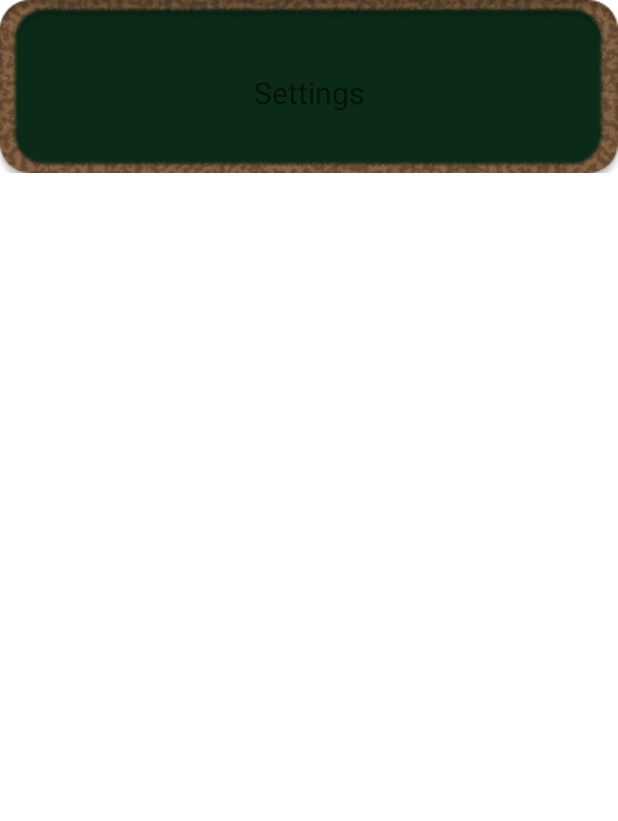
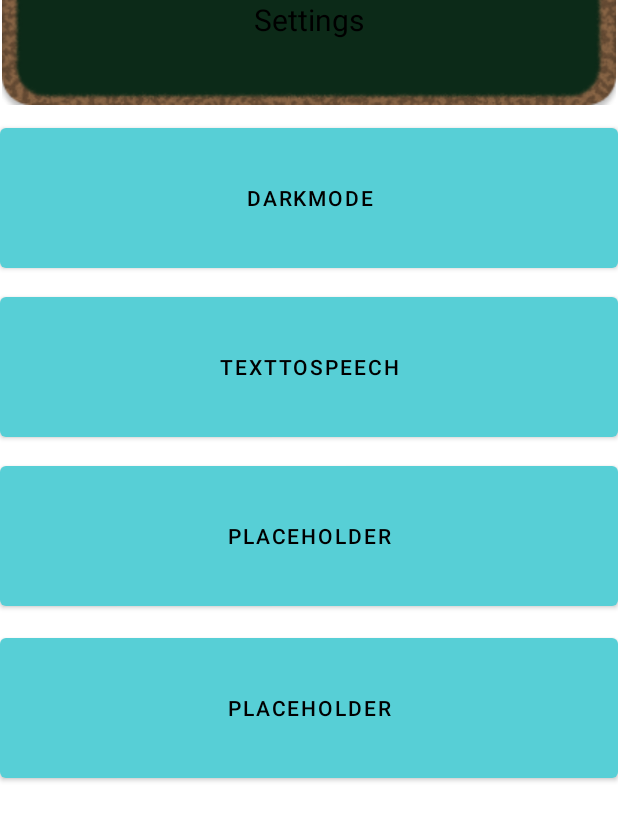
Before and after one commit to Cos229-239/2507_Team3, an Android app: the SettingsFragment screen opened through its navigation route, on a phone screen of 412 x 824 dp. Shown: the top 821 px of the screen. Run offline under Robolectric (Android 15) with nearby library versions, the phone set to English and light mode, and no system bars.

Commit message:
fixed conflicts

```diff
--- a/app/src/main/java/com/ila/ui/settings/SettingsFragment.java
+++ b/app/src/main/java/com/ila/ui/settings/SettingsFragment.java
@@ -1,12 +1,17 @@
 package com.ila.ui.settings;
 
+import android.content.Context;
+import android.content.res.Configuration;
 import android.os.Bundle;
 import android.view.LayoutInflater;
 import android.view.View;
 import android.view.ViewGroup;
+import android.widget.Button;
+import android.widget.Switch;
 import android.widget.TextView;
 
 import androidx.annotation.NonNull;
+import androidx.appcompat.app.AppCompatDelegate;
 import androidx.fragment.app.Fragment;
 import androidx.lifecycle.ViewModelProvider;
 
@@ -27,9 +32,43 @@ public class SettingsFragment extends Fragment {
 
         final TextView textView = binding.textSettings;
         SettingsViewModel.getText().observe(getViewLifecycleOwner(), textView::setText);
+        Button AndButton = binding.buttonDarkMode;
+        AndButton.setOnClickListener(new View.OnClickListener() {
+            @Override
+            public void onClick(View v) {
+                ButtonClicked(0);
+            }
+        });
         return root;
     }
 
+    public void ButtonClicked(int i) {
+        switch(i){
+        case 0:
+            Context context = this.getContext();
+            if(isNightMode(context))
+            {
+                AppCompatDelegate.setDefaultNightMode(AppCompatDelegate.MODE_NIGHT_NO);
+                requireActivity().recreate();
+            }
+            else
+            {
+                AppCompatDelegate.setDefaultNightMode(AppCompatDelegate.MODE_NIGHT_YES);
+                requireActivity().recreate();
+            }
+            break;
+
+            case 1:
+                break;
+        default:
+            break;
+    }
+
+    }
+    public boolean isNightMode(Context context) {
+        int nightModeFlags = context.getResources().getConfiguration().uiMode & Configuration.UI_MODE_NIGHT_MASK;
+        return nightModeFlags == Configuration.UI_MODE_NIGHT_YES;
+    }
     @Override
     public void onDestroyView() {
         super.onDestroyView();
--- a/app/src/main/res/layout/fragment_settings.xml
+++ b/app/src/main/res/layout/fragment_settings.xml
@@ -7,28 +7,87 @@
     tools:context=".ui.settings.SettingsFragment">
 
     <ImageView
-        android:id="@+id/imageView3"
-        android:layout_width="wrap_content"
+        android:id="@+id/banner_top"
+        android:layout_width="match_parent"
         android:layout_height="wrap_content"
+        android:contentDescription="@string/PlaceHolderButton"
         android:src="@drawable/banner"
         app:layout_constraintBottom_toBottomOf="parent"
         app:layout_constraintEnd_toEndOf="parent"
         app:layout_constraintStart_toStartOf="parent"
         app:layout_constraintTop_toTopOf="parent"
-        app:layout_constraintVertical_bias="0.0"/>
+        android:layout_marginStart="0dp"
+        android:layout_marginEnd="0dp"
+        android:layout_marginTop="0dp"
+        android:layout_marginBottom="800dp"
+        />
 
     <TextView
         android:id="@+id/text_Settings"
         android:layout_width="match_parent"
         android:layout_height="wrap_content"
-        android:layout_marginStart="4dp"
-        android:layout_marginEnd="4dp"
         android:textAlignment="center"
         android:textSize="20sp"
         app:layout_constraintBottom_toBottomOf="parent"
         app:layout_constraintEnd_toEndOf="parent"
-        app:layout_constraintHorizontal_bias="0.0"
         app:layout_constraintStart_toStartOf="parent"
         app:layout_constraintTop_toTopOf="parent"
-        app:layout_constraintVertical_bias="0.06" />
+        android:layout_marginStart="0dp"
+        android:layout_marginEnd="0dp"
+        android:layout_marginTop="0dp"
+        android:layout_marginBottom="800dp" />
+
+    <Button
+        android:id="@+id/buttonDarkMode"
+        android:layout_width="match_parent"
+        android:layout_height="105dp"
+        android:layout_marginStart="0dp"
+        android:layout_marginEnd="0dp"
+        android:layout_marginTop="125dp"
+        android:layout_marginBottom="685dp"
+        android:text="@string/DarkModeButton"
+        app:layout_constraintBottom_toBottomOf="parent"
+        app:layout_constraintEnd_toEndOf="parent"
+        app:layout_constraintStart_toStartOf="parent"
+        app:layout_constraintTop_toTopOf="parent" />
+
+    <Button
+        android:id="@+id/buttonTextToSpeech"
+        android:layout_width="match_parent"
+        android:layout_height="105dp"
+        android:layout_marginStart="0dp"
+        android:layout_marginEnd="0dp"
+        android:layout_marginTop="235dp"
+        android:layout_marginBottom="570dp"
+        android:text="@string/TextToSpeechButton"
+        app:layout_constraintBottom_toBottomOf="parent"
+        app:layout_constraintEnd_toEndOf="parent"
+        app:layout_constraintStart_toStartOf="parent"
+        app:layout_constraintTop_toTopOf="parent" />
+
+    <Button
+        android:id="@+id/button"
+        android:layout_width="match_parent"
+        android:layout_height="105dp"
+        android:layout_marginStart="0dp"
+        android:layout_marginEnd="0dp"
+        android:layout_marginTop="345dp"
+        android:layout_marginBottom="455dp"
+        android:text="@string/PlaceHolderButton"
+        app:layout_constraintBottom_toBottomOf="parent"
+        app:layout_constraintEnd_toEndOf="parent"
+        app:layout_constraintStart_toStartOf="parent"
+        app:layout_constraintTop_toTopOf="parent" />
+
+    <Button
+        android:id="@+id/button2"
+        android:layout_width="match_parent"
+        android:layout_height="105dp"
+        android:layout_marginTop="460dp"
+        android:layout_marginBottom="340dp"
+        android:text="@string/PlaceHolderButton"
+        app:layout_constraintBottom_toBottomOf="parent"
+        app:layout_constraintEnd_toEndOf="parent"
+        app:layout_constraintStart_toStartOf="parent"
+        app:layout_constraintTop_toTopOf="parent" />
 </androidx.constraintlayout.widget.ConstraintLayout>
--- a/app/src/main/res/values-night/themes.xml
+++ b/app/src/main/res/values-night/themes.xml
@@ -2,15 +2,13 @@
     <!-- Base application theme. -->
     <style name="Theme.Ila" parent="Theme.MaterialComponents.DayNight.NoActionBar">
         <item name="android:windowFullscreen">true</item>
-        <!-- Primary brand color. -->
-        <item name="colorPrimary">@color/purple_200</item>
-        <item name="colorPrimaryVariant">@color/purple_700</item>
+        <item name="colorPrimary">@color/green_Forest</item>
         <item name="colorOnPrimary">@color/white</item>
-        <!-- Secondary brand color. -->
-        <item name="colorSecondary">@color/teal_200</item>
-        <item name="colorSecondaryVariant">@color/teal_200</item>
-        <item name="colorOnSecondary">@color/white</item>
+        <item name="colorSecondary">@color/teal_Light</item>
+        <item name="colorSecondaryVariant">@color/teal_DarkDark</item>
+        <item name="colorOnSecondary">@color/black</item>
 
-        <item name="android:windowBackground">?attr/colorOnPrimary</item>
+        <item name="android:windowBackground">@color/black</item>
+        <item name="android:textColor">@color/white</item>
     </style>
 </resources>
--- a/app/src/main/res/values/colors.xml
+++ b/app/src/main/res/values/colors.xml
@@ -1,10 +1,9 @@
 <?xml version="1.0" encoding="utf-8"?>
 <resources>
-    <color name="purple_200">#FFBB86FC</color>
-    <color name="purple_500">#FF6200EE</color>
-    <color name="purple_700">#FF3700B3</color>
-    <color name="teal_200">#FF03DAC5</color>
-    <color name="teal_700">#FF018786</color>
+    <color name="green_Forest">#0C2A18</color>
+    <color name="chalkBoard_Brown">#98704D</color>
+    <color name="teal_DarkDark">#7087ED</color>
+    <color name="teal_Light">#57CFD6</color>
     <color name="black">#FF000000</color>
     <color name="white">#FFFFFFFF</color>
 </resources>
--- a/app/src/main/res/values/strings.xml
+++ b/app/src/main/res/values/strings.xml
@@ -8,4 +8,8 @@
     <string name="dashboardButton">Dashboard</string>
     <string name="settingsButton">Settings</string>
     <string name="notificationsButton">Notifications</string>
+    <string name="DarkModeButton">DarkMode</string>
+    <string name="TextToSpeechButton">TextToSpeech</string>
+    <string name="PlaceHolderButton">PlaceHolder</string>
+
 </resources>
--- a/app/src/main/res/values/themes.xml
+++ b/app/src/main/res/values/themes.xml
@@ -1,13 +1,14 @@
 <resources xmlns:tools="http://schemas.android.com/tools">
     <style name="Theme.Ila" parent="Theme.MaterialComponents.DayNight.NoActionBar">
         <item name="android:windowFullscreen">true</item>
-        <item name="colorPrimary">@color/purple_500</item>
-        <item name="colorPrimaryVariant">@color/purple_700</item>
-        <item name="colorOnPrimary">@color/white</item>
-        <item name="colorSecondary">@color/teal_200</item>
-        <item name="colorSecondaryVariant">@color/teal_700</item>
+        <item name="colorPrimary">@color/teal_Light</item>
+        <item name="colorOnPrimary">@color/black</item>
+        <item name="colorSecondary">@color/green_Forest</item>
+        <item name="colorSecondaryVariant">@color/teal_DarkDark</item>
         <item name="colorOnSecondary">@color/white</item>
 
-        <item name="android:windowBackground">?attr/colorOnPrimary</item>
+        <item name="android:windowBackground">@color/white</item>
+
+        <item name="android:textColor">@color/black</item>
     </style>
 </resources>
```
